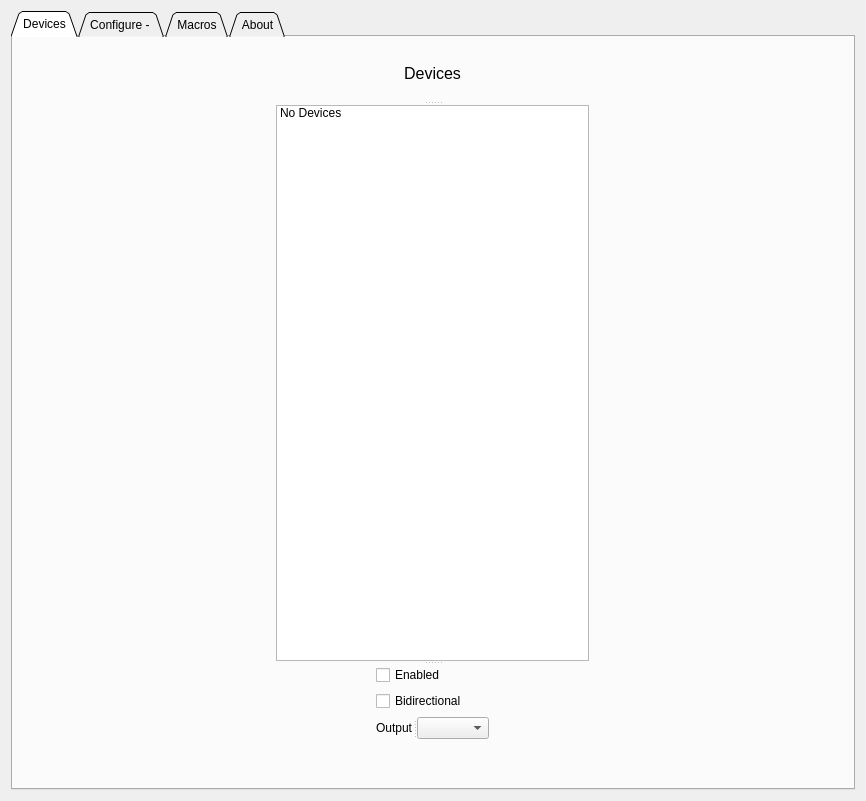
Above: src/forms/settings-dialog.ui from teisenbe/obs-midi before the change. Below: the same form after it.
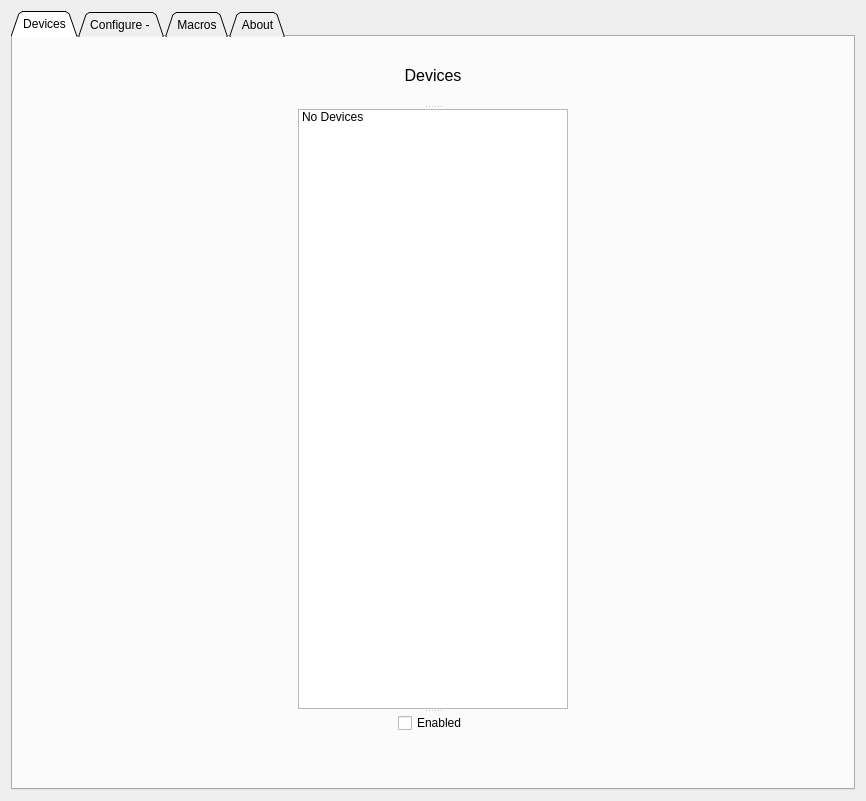
That is the form after the change. The open tabs and pages were chosen to show the change.

Commit message: Strip output until feedback system implementation

What changed in the file:
```diff
--- a/src/forms/settings-dialog.ui
+++ b/src/forms/settings-dialog.ui
@@ -164,25 +164,6 @@
              </property>
             </widget>
            </item>
-           <item>
-            <widget class="QCheckBox" name="bidirectional">
-             <property name="sizePolicy">
-              <sizepolicy hsizetype="MinimumExpanding" vsizetype="Fixed">
-               <horstretch>0</horstretch>
-               <verstretch>0</verstretch>
-              </sizepolicy>
-             </property>
-             <property name="maximumSize">
-              <size>
-               <width>16777215</width>
-               <height>25</height>
-              </size>
-             </property>
-             <property name="text">
-              <string>Bidirectional</string>
-             </property>
-            </widget>
-           </item>
            <item>
             <widget class="QSplitter" name="splitter_4">
              <property name="sizePolicy">
@@ -194,37 +175,6 @@
              <property name="orientation">
               <enum>Qt::Horizontal</enum>
              </property>
-             <widget class="QLabel" name="label">
-              <property name="sizePolicy">
-               <sizepolicy hsizetype="MinimumExpanding" vsizetype="Fixed">
-                <horstretch>0</horstretch>
-                <verstretch>0</verstretch>
-               </sizepolicy>
-              </property>
-              <property name="maximumSize">
-               <size>
-                <width>16777215</width>
-                <height>25</height>
-               </size>
-              </property>
-              <property name="text">
-               <string>Output</string>
-              </property>
-             </widget>
-             <widget class="QComboBox" name="outbox">
-              <property name="sizePolicy">
-               <sizepolicy hsizetype="MinimumExpanding" vsizetype="Fixed">
-                <horstretch>0</horstretch>
-                <verstretch>0</verstretch>
-               </sizepolicy>
-              </property>
-              <property name="maximumSize">
-               <size>
-                <width>16777215</width>
-                <height>25</height>
-               </size>
-              </property>
-             </widget>
             </widget>
            </item>
            <item>
```
Left out of the diff: 4 changed lines with no effect on the pictures. The commit also changes 7 other files.
